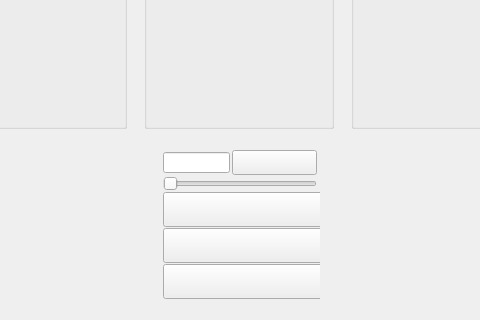
First picture: the form in src/gui/qt/gametable.ui, repository pokerth/pokerth, before the edit; both pictures show x 272 to 752 and y 280 to 600 of the 1024 by 600 pixel window.
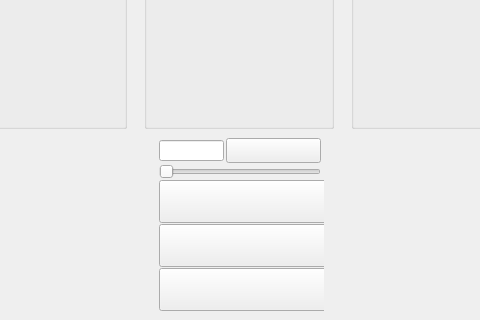
Second picture: the form after the edit. Icons and pictures are not drawn. Custom widgets are drawn as their Qt base class.

```diff
--- a/src/gui/qt/gametable.ui
+++ b/src/gui/qt/gametable.ui
@@ -2714,13 +2714,13 @@
         </property>
         <property name="minimumSize" >
          <size>
-          <width>160</width>
+          <width>168</width>
           <height>188</height>
          </size>
         </property>
         <property name="maximumSize" >
          <size>
-          <width>160</width>
+          <width>168</width>
           <height>188</height>
          </size>
         </property>
@@ -2765,13 +2765,13 @@
             <widget class="MyActionButton" name="pushButton_AllIn" >
              <property name="minimumSize" >
               <size>
-               <width>85</width>
+               <width>95</width>
                <height>25</height>
               </size>
              </property>
              <property name="maximumSize" >
               <size>
-               <width>85</width>
+               <width>95</width>
                <height>25</height>
               </size>
              </property>
@@ -2814,14 +2814,14 @@
            </property>
            <property name="minimumSize" >
             <size>
-             <width>160</width>
-             <height>35</height>
+             <width>168</width>
+             <height>43</height>
             </size>
            </property>
            <property name="maximumSize" >
             <size>
-             <width>160</width>
-             <height>35</height>
+             <width>168</width>
+             <height>43</height>
             </size>
            </property>
            <property name="focusPolicy" >
@@ -2839,14 +2839,14 @@
            </property>
            <property name="minimumSize" >
             <size>
-             <width>160</width>
-             <height>35</height>
+             <width>168</width>
+             <height>43</height>
             </size>
            </property>
            <property name="maximumSize" >
             <size>
-             <width>160</width>
-             <height>35</height>
+             <width>168</width>
+             <height>43</height>
             </size>
            </property>
            <property name="focusPolicy" >
@@ -2864,14 +2864,14 @@
            </property>
            <property name="minimumSize" >
             <size>
-             <width>160</width>
-             <height>35</height>
+             <width>168</width>
+             <height>43</height>
             </size>
            </property>
            <property name="maximumSize" >
             <size>
-             <width>160</width>
-             <height>35</height>
+             <width>168</width>
+             <height>43</height>
             </size>
            </property>
            <property name="focusPolicy" >
```
